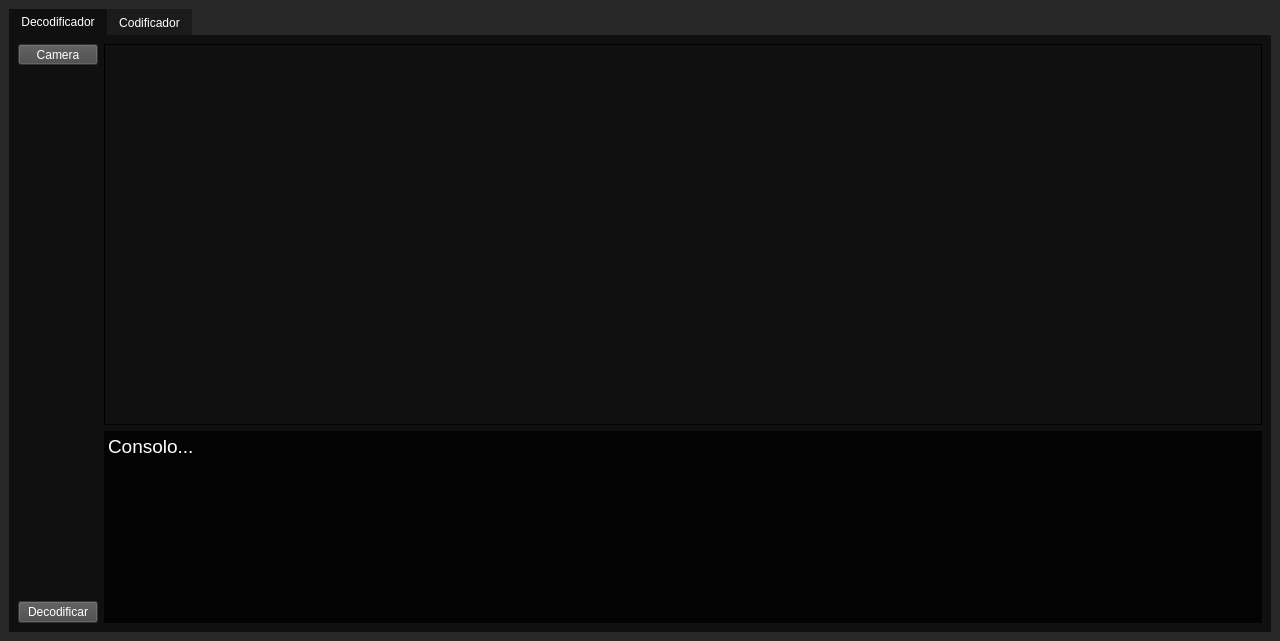
Qt form mainwindow.ui (BurtBR/Piscadela) before a commit.
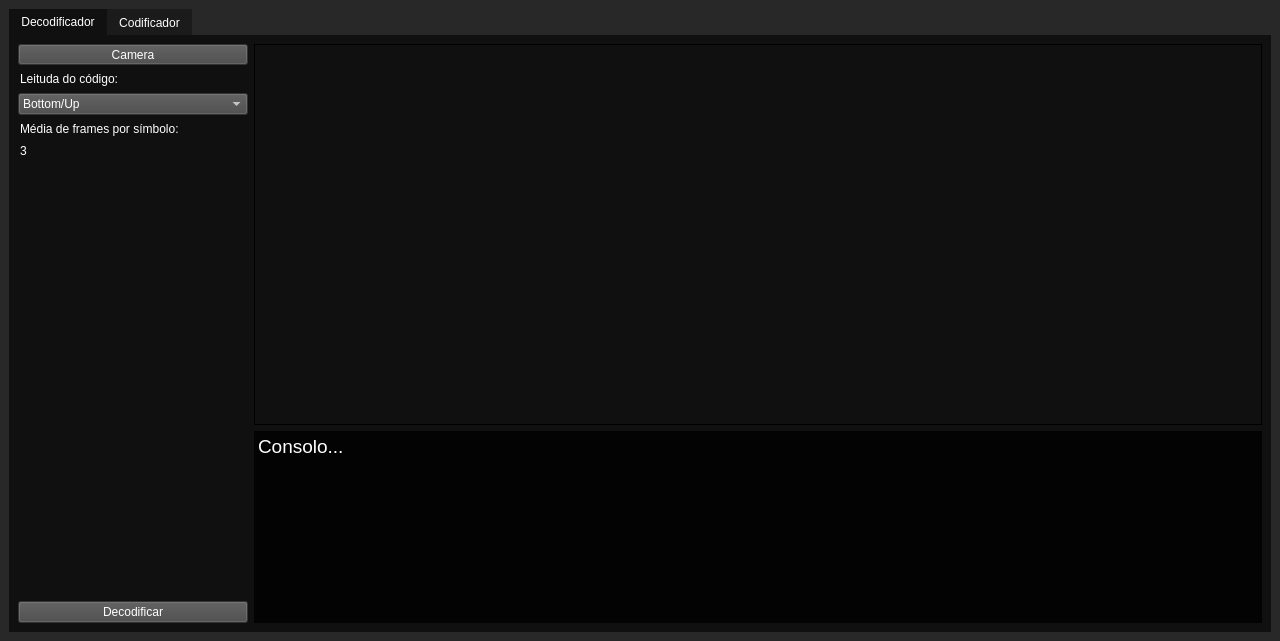
The same form after that commit. The open tabs and pages were chosen to show the change. Icons and pictures are not drawn.

Diff of the .ui file:
```diff
--- a/mainwindow.ui
+++ b/mainwindow.ui
@@ -45,6 +45,12 @@
 	background-color: rgb(71, 71, 71);
 }
 
+QComboBox{
+	font: 10pt &quot;Source Code Pro&quot;;
+	color: rgb(255, 255, 255);
+	background-color: rgb(71, 71, 71);
+}
+
 QToolButton{
 	font: 20pt &quot;Source Code Pro&quot;;
 	color: rgb(255, 255, 255);
@@ -58,6 +64,20 @@
 	border: transparent;
 }
 
+QLineEdit{
+	font: 8pt &quot;Source Code Pro&quot;;
+	color: rgb(255, 255, 255);
+	background-color: transparent;
+	border: transparent;
+}
+
+QSpinBox{
+	font: 14pt &quot;Source Code Pro&quot;;
+	color: rgb(255, 255, 255);
+	background-color: transparent;
+	border: transparent;
+}
+
 QCheckBox{
 	font: 14pt &quot;Source Code Pro&quot;;
 	color: rgb(255, 255, 255);
@@ -112,6 +132,77 @@
             </property>
            </widget>
           </item>
+          <item>
+           <widget class="QLineEdit" name="lineEdit_2">
+            <property name="sizePolicy">
+             <sizepolicy hsizetype="Preferred" vsizetype="Fixed">
+              <horstretch>0</horstretch>
+              <verstretch>0</verstretch>
+             </sizepolicy>
+            </property>
+            <property name="focusPolicy">
+             <enum>Qt::NoFocus</enum>
+            </property>
+            <property name="acceptDrops">
+             <bool>false</bool>
+            </property>
+            <property name="text">
+             <string>Leituda do código:</string>
+            </property>
+            <property name="readOnly">
+             <bool>true</bool>
+            </property>
+           </widget>
+          </item>
+          <item>
+           <widget class="QComboBox" name="comboBox">
+            <item>
+             <property name="text">
+              <string>Bottom/Up</string>
+             </property>
+            </item>
+            <item>
+             <property name="text">
+              <string>Up/Bottom</string>
+             </property>
+            </item>
+           </widget>
+          </item>
+          <item>
+           <widget class="QLineEdit" name="lineEdit">
+            <property name="sizePolicy">
+             <sizepolicy hsizetype="Preferred" vsizetype="Fixed">
+              <horstretch>0</horstretch>
+              <verstretch>0</verstretch>
+             </sizepolicy>
+            </property>
+            <property name="minimumSize">
+             <size>
+              <width>230</width>
+              <height>0</height>
+             </size>
+            </property>
+            <property name="focusPolicy">
+             <enum>Qt::NoFocus</enum>
+            </property>
+            <property name="acceptDrops">
+             <bool>false</bool>
+            </property>
+            <property name="text">
+             <string>Média de frames por símbolo:</string>
+            </property>
+            <property name="readOnly">
+             <bool>true</bool>
+            </property>
+           </widget>
+          </item>
+          <item>
+           <widget class="QSpinBox" name="spinBox_2">
+            <property name="value">
+             <number>3</number>
+            </property>
+           </widget>
+          </item>
           <item>
            <spacer name="verticalSpacer">
             <property name="orientation">
```
Left out of the diff: 10 changed lines with no effect on the pictures.
